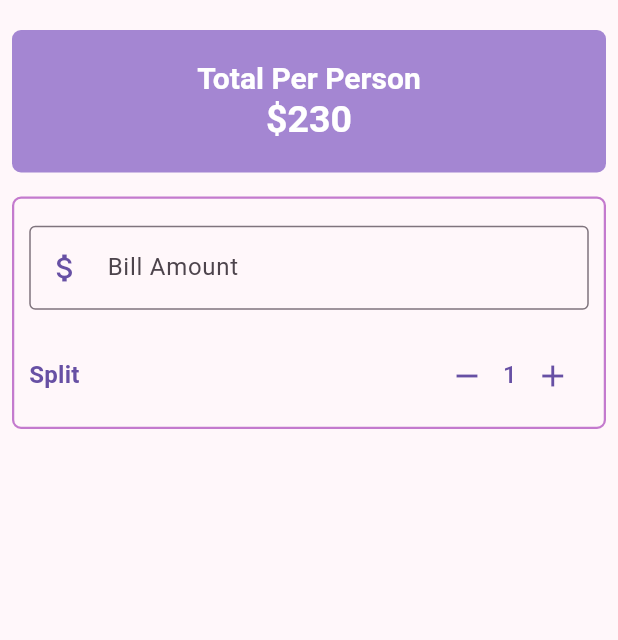
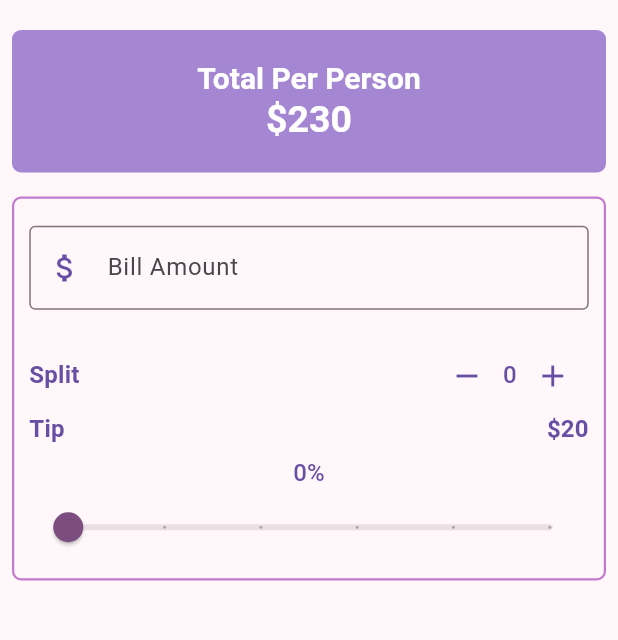
Before and after one commit to Hash001001/Flutter-UTip-Calculator, a Flutter app: the screen it shows after launch, after a tap on the "remove" icon, on a phone screen of 412 x 824 dp, the part 66-706 px from its top. Run offline on Flutter 3.47's test engine with Material 3 defaults, Android fonts, the phone set to English and light mode, and no system bars.

Commit message:
- Refactor widgets, - Implemented percentage slider

```diff
--- /dev/null
+++ b/lib/home.dart
@@ -0,0 +1,200 @@
+import 'package:flutter/material.dart';
+import 'package:flutter_tip_calculator/widgets/person_counter.dart';
+
+class MyHome extends StatefulWidget {
+  const MyHome({super.key});
+
+  @override
+  State<MyHome> createState() => _MyHomeState();
+}
+
+class _MyHomeState extends State<MyHome> {
+  bool _toggleValue = false;
+
+  final _textController = TextEditingController();
+
+  int _personCount = 1;
+    double _tipPercentage = 0.0;
+
+  void _incrementPersonCount() {
+    setState(() {
+      _personCount++;
+    });
+  }
+
+  void _decrementPersonCount() {
+    setState(() {
+      if (_personCount > 0) {
+        _personCount--;
+      }
+    });
+  }
+
+  @override
+  Widget build(BuildContext context) {
+    var theme = Theme.of(context);
+    var style = theme.textTheme.titleLarge!.copyWith(
+      color: theme.colorScheme.onPrimary,
+      fontWeight: FontWeight.bold,
+      fontSize: 20,
+    );
+
+
+    return MaterialApp(
+      title: "UTip",
+      theme: ThemeData(
+        colorScheme: ColorScheme.fromSeed(seedColor: Colors.purple),
+        useMaterial3: true,
+      ),
+      home: Scaffold(
+        appBar: AppBar(
+          title: Text("UTip"),
+          actions: [
+            Switch(
+              value: (_toggleValue),
+              onChanged: (onChanged) {
+                setState(() {
+                  _toggleValue = onChanged;
+                });
+              },
+            ),
+          ],
+        ),
+        body: Column(
+          crossAxisAlignment: CrossAxisAlignment.stretch,
+          children: [
+            Padding(
+              padding: const EdgeInsets.all(8.0),
+              child: Container(
+                decoration: BoxDecoration(
+                  color: Colors.deepPurple[500]!.withOpacity(0.6),
+                  borderRadius: BorderRadius.circular(6),
+                ),
+                padding: EdgeInsets.all(19),
+                child: Column(
+                  mainAxisAlignment: MainAxisAlignment.center,
+                  crossAxisAlignment: CrossAxisAlignment.center,
+                  children: [
+                    Text("Total Per Person", style: style),
+                    Text(
+                      "\$230",
+                      style: style.copyWith(
+                        fontSize: 25,
+                        color: theme.colorScheme.onPrimary,
+                      ),
+                    ),
+                  ],
+                ),
+              ),
+            ),
+
+            Padding(
+              padding: const EdgeInsets.all(8.0),
+              child: Container(
+                decoration: BoxDecoration(
+                  border: BoxBorder.all(
+                    color: Colors.purple.withOpacity(0.6),
+                    width: 1.5,
+                  ),
+                  borderRadius: BorderRadius.circular(6),
+                ),
+                child: Padding(
+                  padding: const EdgeInsets.all(10.0),
+                  child: Column(
+                    crossAxisAlignment: CrossAxisAlignment.stretch,
+                    children: [
+                      SizedBox(height: 8),
+                      TextField(
+                        controller: _textController,
+                        keyboardType: TextInputType.number,
+                        onChanged: (value) {},
+
+                        decoration: InputDecoration(
+                          prefixIcon: Icon(
+                            Icons.attach_money,
+                            color: theme.colorScheme.primary,
+                          ),
+                          label: Text("Bill Amount"),
+                          border: OutlineInputBorder(),
+                        ),
+                      ),
+
+                      //spaces
+                      SizedBox(height: 20),
+                      //split bill widget
+                      Row(
+                        mainAxisAlignment: MainAxisAlignment.spaceBetween,
+                        children: [
+                          Text(
+                            "Split",
+                            style: theme.textTheme.titleMedium!.copyWith(
+                              color: theme.colorScheme.primary,
+                              fontWeight: FontWeight.bold,
+                            ),
+                          ),
+
+                          PersonCount(
+                            theme: theme,
+                            onDecrement: _decrementPersonCount,
+                            onIncrement: _incrementPersonCount,
+                            personCount: _personCount,
+                          ),
+                        ],
+                      ),
+
+                      //Pin widget
+                      Row(
+                        mainAxisAlignment: MainAxisAlignment.spaceBetween,
+                        children: [
+                          Text(
+                            "Tip",
+                            style: theme.textTheme.titleMedium!.copyWith(
+                              color: theme.colorScheme.primary,
+                              fontWeight: FontWeight.bold,
+                            ),
+                          ),
+
+                          Text(
+                            "\$20",
+                            style: theme.textTheme.titleMedium!.copyWith(
+                              color: theme.colorScheme.primary,
+                              fontWeight: FontWeight.bold,
+                            ),
+                          ),
+                        ],
+                      ),
+
+
+SizedBox(height: 5,),
+
+                      //Slider for tip percentage
+
+                      Center(
+                        child: Text("${(_tipPercentage * 100).toInt()}%", style: theme.textTheme.titleMedium!.copyWith(
+                                color: theme.colorScheme.primary,
+
+                              ),),
+                      ),
+
+                      Slider(
+                        min: 0, max: 1, divisions: 5,
+                        label: ("${(_tipPercentage * 100).toInt()}%"),
+                        value: _tipPercentage, onChanged: (value){
+                      setState(() {
+                        _tipPercentage = value;
+                      });
+
+                        print(value);
+                      }),
+
+                    ],
+                  ),
+                ),
+              ),
+            ),
+          ],
+        ),
+      ),
+    );
+  }
+}
--- a/lib/main.dart
+++ b/lib/main.dart
@@ -1,172 +1,6 @@
 import 'package:flutter/material.dart';
+import 'package:flutter_tip_calculator/home.dart';
 
 void main() {
   runApp(MyHome());
 }
-
-class MyHome extends StatefulWidget {
-  const MyHome({super.key});
-
-  @override
-  State<MyHome> createState() => _MyHomeState();
-}
-
-class _MyHomeState extends State<MyHome> {
-  bool _toggleValue = false;
-
-  final _textController = TextEditingController();
-
-  int _personCount = 1;
-
-
-  void _incrementPersonCount(){
-    setState(() {
-      _personCount++;
-    });
-  }
-
-  void _decrementPersonCount(){
-    setState(() {
-      if(_personCount > 1){
-        _personCount--;
-      }
-    });
-  }
-
-  @override
-  Widget build(BuildContext context) {
-    var theme = Theme.of(context);
-    var style = theme.textTheme.titleLarge!.copyWith(
-      color: theme.colorScheme.onPrimary,
-      fontWeight: FontWeight.bold,
-      fontSize: 20,
-    );
-
-    return MaterialApp(
-      title: "UTip",
-      theme: ThemeData(
-        colorScheme: ColorScheme.fromSeed(seedColor: Colors.purple),
-        useMaterial3: true,
-      ),
-      home: Scaffold(
-        appBar: AppBar(
-          title: Text("UTip"),
-          actions: [
-            Switch(
-              value: (_toggleValue),
-              onChanged: (onChanged) {
-                setState(() {
-                  _toggleValue = onChanged;
-                });
-              },
-            ),
-          ],
-        ),
-        body: Column(
-          crossAxisAlignment: CrossAxisAlignment.stretch,
-          children: [
-            Padding(
-              padding: const EdgeInsets.all(8.0),
-              child: Container(
-                decoration: BoxDecoration(
-                  color: Colors.deepPurple[500]!.withOpacity(0.6),
-                  borderRadius: BorderRadius.circular(6),
-                ),
-                padding: EdgeInsets.all(19),
-                child: Column(
-                  mainAxisAlignment: MainAxisAlignment.center,
-                  crossAxisAlignment: CrossAxisAlignment.center,
-                  children: [
-                    Text("Total Per Person", style: style),
-                    Text(
-                      "\$230",
-                      style: style.copyWith(
-                        fontSize: 25,
-                        color: theme.colorScheme.onPrimary,
-                      ),
-                    ),
-                  ],
-                ),
-              ),
-            ),
-
-            Padding(
-              padding: const EdgeInsets.all(8.0),
-              child: Container(
-                decoration: BoxDecoration(
-                  border: BoxBorder.all(
-                    color: Colors.purple.withOpacity(0.6),
-                    width: 1.5,
-                  ),
-                  borderRadius: BorderRadius.circular(6),
-                ),
-                child: Padding(
-                  padding: const EdgeInsets.all(10.0),
-                  child: Column(
-                    crossAxisAlignment: CrossAxisAlignment.stretch,
-                    children: [
-                      SizedBox(
-                      height:   8
-                      ),
-                      TextField(
-                        controller: _textController,
-                        keyboardType: TextInputType.number,
-                        onChanged: (value) {},
-
-                        decoration: InputDecoration(
-                          prefixIcon: Icon(
-                            Icons.attach_money,
-                            color: theme.colorScheme.primary,
-                          ),
-                          label: Text("Bill Amount"),
-                          border: OutlineInputBorder(),
-                        ),
-                      ),
-
-                      //spaces
-                      SizedBox(height: 20),
-                      //split bill widget
-                      Row(
-                        mainAxisAlignment: MainAxisAlignment.spaceBetween,
-                        children: [
-                          Text(
-                            "Split",
-                            style: theme.textTheme.titleMedium!.copyWith(
-                              color: theme.colorScheme.primary,
-                              fontWeight: FontWeight.bold,
-                            ),
-                          ),
-
-                          Row(
-                            children: [
-                              IconButton(
-                                icon: Icon(Icons.remove),
-                                color: theme.colorScheme.primary, onPressed: _decrementPersonCount,
-                              ),
-
-                              Text(
-                                "$_personCount",
-                                style: theme.textTheme.titleMedium!.copyWith(
-                                  color: theme.colorScheme.primary,
-                                ),
-                              ),
-
-                              IconButton(
-                                icon: Icon(Icons.add),
-                                color: theme.colorScheme.primary, onPressed: _incrementPersonCount,
-                              ),
-                            ],
-                          ),
-                        ],
-                      ),
-                    ],
-                  ),
-                ),
-              ),
-            ),
-          ],
-        ),
-      ),
-    );
-  }
-}
--- /dev/null
+++ b/lib/widgets/person_counter.dart
@@ -0,0 +1,41 @@
+import 'package:flutter/material.dart';
+
+class PersonCount extends StatelessWidget {
+  const PersonCount({
+    super.key,
+    required this.theme,
+    required this.onDecrement,
+    required this.onIncrement,
+    required int personCount,
+  }) : _personCount = personCount;
+
+  final ThemeData theme;
+  final int _personCount;
+
+  final void Function() onDecrement;
+  final void Function() onIncrement;
+
+  @override
+  Widget build(BuildContext context) {
+    return Row(
+      children: [
+        IconButton(
+          icon: Icon(Icons.remove),
+          color: theme.colorScheme.primary, onPressed: onDecrement,
+        ),
+
+        Text(
+          "$_personCount",
+          style: theme.textTheme.titleMedium!.copyWith(
+            color: theme.colorScheme.primary,
+          ),
+        ),
+
+        IconButton(
+          icon: Icon(Icons.add),
+          color: theme.colorScheme.primary, onPressed: onIncrement,
+        ),
+      ],
+    );
+  }
+}
```
